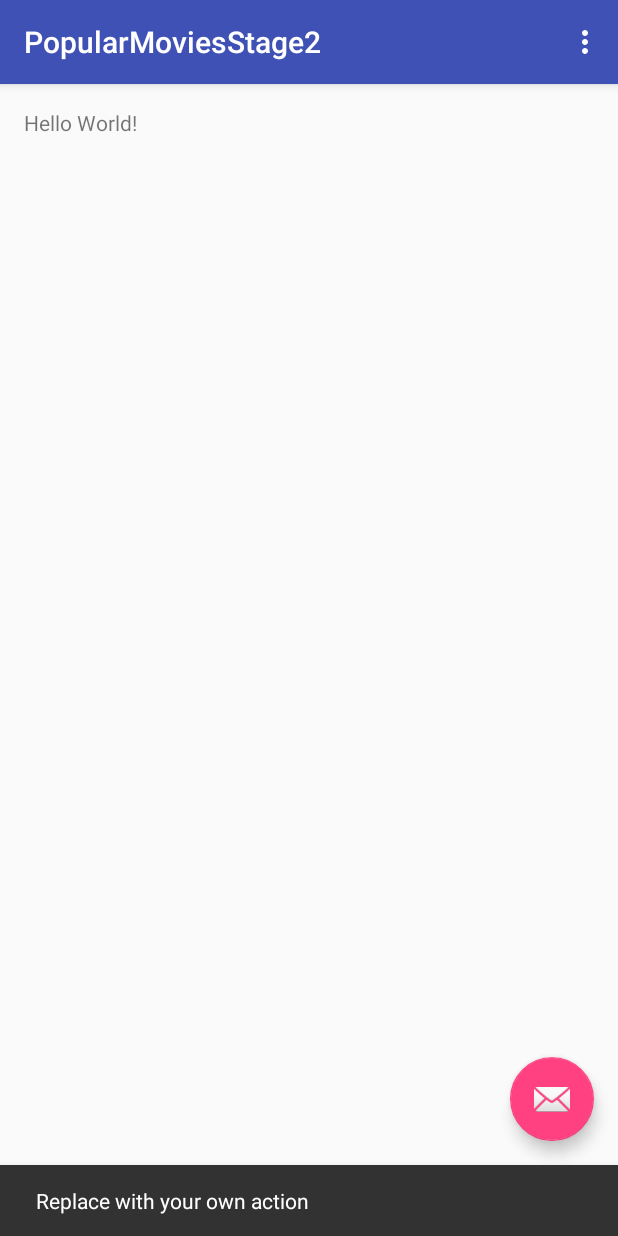
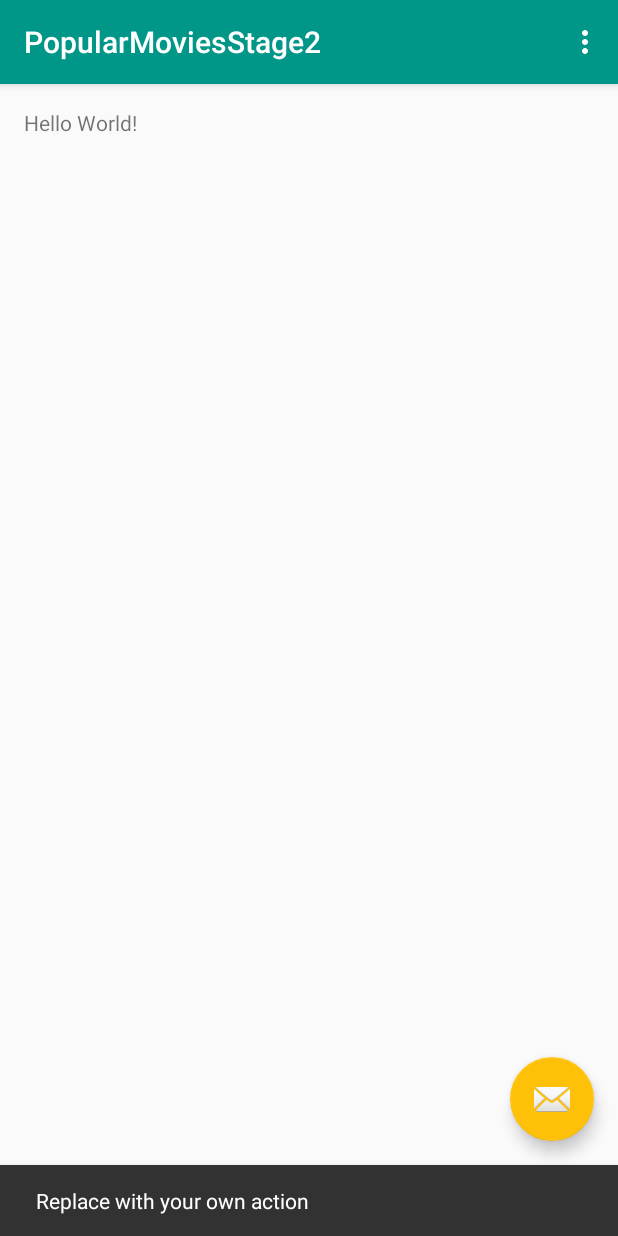
Before and after one commit to AlbertVilaCalvo/Android-Udacity-Popular-Movies, an Android app: the screen it shows after launch (MainActivity), after a tap on an icon or button, on a phone screen of 412 x 824 dp. Run offline under Robolectric (Android 15) with nearby library versions, the phone set to English and light mode, and no system bars.

Commit message:
colors.xml - add colors

```diff
--- a/app/src/main/res/values/colors.xml
+++ b/app/src/main/res/values/colors.xml
@@ -1,6 +1,18 @@
 <?xml version="1.0" encoding="utf-8"?>
 <resources>
-    <color name="colorPrimary">#3F51B5</color>
-    <color name="colorPrimaryDark">#303F9F</color>
-    <color name="colorAccent">#FF4081</color>
+    <color name="colorPrimary">#009688</color>
+    <color name="colorPrimaryDark">#00796b</color>
+    <color name="colorAccent">#ffc107</color>
+
+    <color name="white">#fff</color>
+
+    <color name="black_87">#212121</color>
+    <color name="black_70">#4d4d4d</color>
+    <color name="black_62">#616161</color>
+    <color name="black_54">#757575</color>
+    <color name="black_25">#bfbfbf</color>
+    <color name="black_12">#e0e0e0</color>
+
+    <!-- screen background color -->
+    <color name="bg">#212121</color>
 </resources>
```
